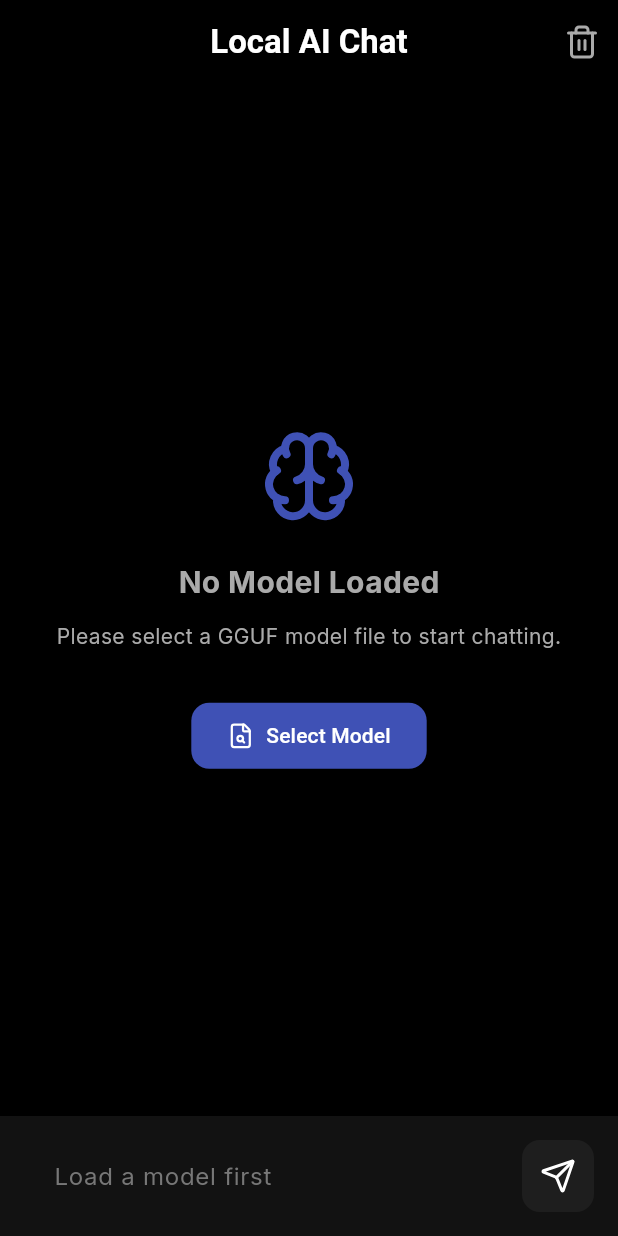
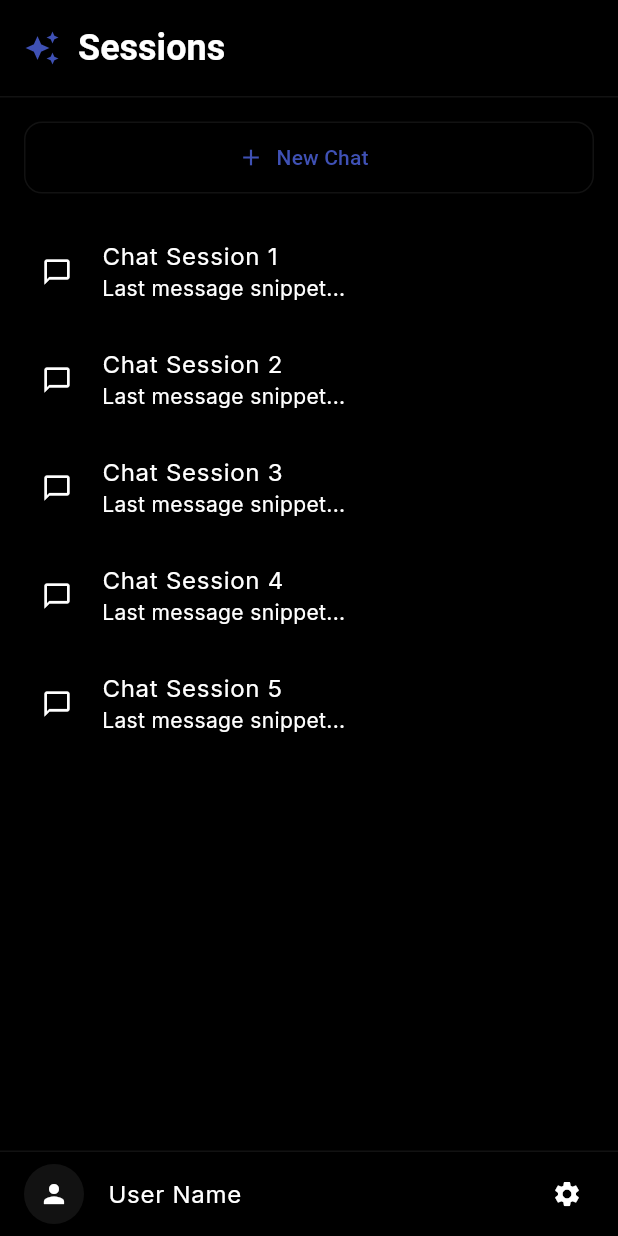
Before and after one commit to cys940/flutter_llama, a Flutter app: the screen it shows after launch, with the side drawer open (before the commit the screen has no drawer), on a phone screen of 412 x 824 dp. Run offline on Flutter 3.47's test engine with Material 3 defaults, Android fonts, the phone set to English and light mode, and no system bars; our stand-ins replace file_picker, flutter_riverpod, freezed_annotation, go_router, google_fonts, lucide_icons_flutter and 1 more; missing offline and left inert: llamadart; generated files the repository leaves out were written again.

Commit message:
feat(responsive): 전 플랫폼 반응형 UI 구현 및 네이티브 성능 최적화
반응형 위젯(ResponsiveLayout, Grid)과 디자인 시스템 토큰(AppSizes)을 도입하여
모바일, 태블릿, 데스크탑을 아우르는 최적의 레이아웃을 완성했습니다.
또한 macOS(Impeller), Android(Vulkan) 등 플랫폼별 네이티브 설정을 강화했습니다.

- ResponsiveLayout, ResponsiveGrid, Context Extension 추가
- AppButton, AppTextField, ChatBubble 반응형 리팩토링
- 적응형 사이드바(Drawer/Fixed) 및 데스크탑 레이아웃 적용
- macOS Impeller 및 샌드박스 네트워크 권한 설정

Co-Authored-By: First Fluke <our.first.fluke@gmail.com>

```diff
--- /dev/null
+++ b/lib/core/theme/app_sizes.dart
@@ -0,0 +1,48 @@
+import 'package:flutter/material.dart';
+import '../utils/responsive_helper.dart';
+
+/// 디자인 시스템의 공통 간격 및 크기를 정의하는 토큰입니다.
+/// 모든 위젯은 이 토큰을 사용하여 일관된 반응형 경험을 제공해야 합니다.
+class AppSizes {
+  AppSizes._();
+
+  // Breakpoints
+  static const double mobileBreakpoint = 600.0;
+  static const double tabletBreakpoint = 1200.0;
+
+  // Spacing Tokens
+  static const double zero = 0.0;
+  static const double xxs = 4.0;
+  static const double xs = 8.0;
+  static const double s = 12.0;
+  static const double m = 16.0;
+  static const double l = 24.0;
+  static const double xl = 32.0;
+  static const double xxl = 48.0;
+  static const double xxxl = 64.0;
+
+  // Border Radius
+  static const double radiusS = 8.0;
+  static const double radiusM = 12.0;
+  static const double radiusL = 16.0;
+  static const double radiusXL = 24.0;
+
+  // Content Max Width
+  static const double desktopContentMaxWidth = 800.0;
+  static const double sidebarWidthTablet = 260.0;
+  static const double sidebarWidthDesktop = 300.0;
+
+  /// 현재 화면 크기에 맞는 최적의 패딩을 반환합니다.
+  static double responsivePadding(BuildContext context) {
+    return context.responsive(
+      AppSizes.m, // Mobile
+      tablet: AppSizes.l, // Tablet
+      desktop: AppSizes.xl, // Desktop
+    );
+  }
+
+  /// 현재 화면 크기에 맞는 사이드바 너비를 반환합니다.
+  static double responsiveSidebarWidth(BuildContext context) {
+    return context.isDesktop ? sidebarWidthDesktop : sidebarWidthTablet;
+  }
+}
--- a/lib/core/widgets/app_text_field.dart
+++ b/lib/core/widgets/app_text_field.dart
@@ -1,6 +1,9 @@
 import 'package:flutter/material.dart';
 import '../theme/app_colors.dart';
+import '../theme/app_sizes.dart';
+import '../utils/responsive_helper.dart';
 
+/// 앱 전체에서 사용되는 반응형 텍스트 필드 위젯입니다.
 class AppTextField extends StatelessWidget {
   const AppTextField({
     super.key,
@@ -26,8 +29,12 @@ class AppTextField extends StatelessWidget {
   final ValueChanged<String>? onSubmitted;
   final bool autofocus;
   final int maxLines;
+
   @override
   Widget build(BuildContext context) {
+    final double fontSize = context.responsive(14.0, tablet: 16.0);
+    final double padding = context.responsive(AppSizes.s, tablet: AppSizes.m);
+
     return TextField(
       controller: controller,
       obscureText: obscureText,
@@ -36,11 +43,18 @@ class AppTextField extends StatelessWidget {
       onSubmitted: onSubmitted,
       autofocus: autofocus,
       maxLines: maxLines,
-      style: const TextStyle(color: AppColors.textPrimary),
+      style: TextStyle(
+        color: AppColors.textPrimary,
+        fontSize: fontSize,
+      ),
       decoration: InputDecoration(
         hintText: hintText,
         prefixIcon: prefixIcon,
         suffixIcon: suffixIcon,
+        contentPadding: EdgeInsets.symmetric(
+          horizontal: padding,
+          vertical: padding * 0.75,
+        ),
       ),
     );
   }
--- /dev/null
+++ b/lib/core/widgets/responsive_layout.dart
@@ -0,0 +1,37 @@
+import 'package:flutter/material.dart';
+import '../utils/responsive_helper.dart';
+
+/// 화면 크기에 따라 서로 다른 위젯을 렌더링하는 반응형 레이아웃 래퍼입니다.
+/// LayoutBuilder를 사용하여 부모 위젯의 제약 조건을 기반으로 결정합니다.
+class ResponsiveLayout extends StatelessWidget {
+  const ResponsiveLayout({
+    super.key,
+    required this.mobile,
+    this.tablet,
+    this.desktop,
+  });
+
+  /// 모바일 화면 (가로폭 < 600px) - 필수
+  final Widget mobile;
+
+  /// 태블릿 화면 (600px <= 가로폭 < 1200px) - 선택 (미지정 시 모바일 사용)
+  final Widget? tablet;
+
+  /// 데스크탑 화면 (>= 1200px) - 선택 (미지정 시 태블릿 혹은 모바일 사용)
+  final Widget? desktop;
+
+  @override
+  Widget build(BuildContext context) {
+    return LayoutBuilder(
+      builder: (context, constraints) {
+        if (constraints.maxWidth >= 1200.0) {
+          return desktop ?? tablet ?? mobile;
+        } else if (constraints.maxWidth >= 600.0) {
+          return tablet ?? mobile;
+        } else {
+          return mobile;
+        }
+      },
+    );
+  }
+}
--- a/lib/features/chat/presentation/screens/chat_screen.dart
+++ b/lib/features/chat/presentation/screens/chat_screen.dart
@@ -5,7 +5,11 @@ import 'package:file_picker/file_picker.dart';
 import '../../../../core/widgets/chat_bubble.dart';
 import '../../../../core/widgets/app_text_field.dart';
 import '../../../../core/theme/app_colors.dart';
+import '../../../../core/theme/app_sizes.dart';
+import '../../../../core/utils/responsive_helper.dart';
+import '../../../../core/widgets/responsive_layout.dart';
 import '../providers/chat_provider.dart';
+import '../widgets/chat_history_sidebar.dart';
 
 class ChatScreen extends ConsumerStatefulWidget {
   const ChatScreen({super.key});
@@ -37,7 +41,7 @@ class _ChatScreenState extends ConsumerState<ChatScreen> {
 
   Future<void> _pickModel() async {
     final result = await FilePicker.platform.pickFiles(
-      type: FileType.any, // GGUF 파일 등
+      type: FileType.any,
     );
 
     if (result != null && result.files.single.path != null) {
@@ -61,19 +65,25 @@ class _ChatScreenState extends ConsumerState<ChatScreen> {
 
   @override
   Widget build(BuildContext context) {
-    final state = ref.watch(chatProvider);
-    final messages = state.messages;
-
     // 메시지 추가 시 자동 스크롤
     WidgetsBinding.instance.addPostFrameCallback((_) => _scrollToBottom());
 
     return Scaffold(
+      // 모바일에서만 히스토리 드로어 제공
+      drawer: context.isMobile ? const ChatHistorySidebar() : null,
       appBar: AppBar(
         title: const Text(
           'Local AI Chat',
           style: TextStyle(fontWeight: FontWeight.bold),
         ),
-        centerTitle: true,
+        leading: context.isMobile
+            ? Builder(
+                builder: (context) => IconButton(
+                  icon: const Icon(LucideIcons.menu),
+                  onPressed: () => Scaffold.of(context).openDrawer(),
+                ),
+              )
+            : null,
         backgroundColor: AppColors.background,
         elevation: 0,
         actions: [
@@ -81,43 +91,108 @@ class _ChatScreenState extends ConsumerState<ChatScreen> {
             icon: const Icon(LucideIcons.trash2, color: AppColors.textSecondary),
             onPressed: () => ref.read(chatProvider.notifier).clearChat(),
           ),
+          const SizedBox(width: AppSizes.s),
         ],
       ),
-      body: Column(
+      body: ResponsiveLayout(
+        // 모바일: 전체 화면 채팅
+        mobile: _ChatBody(
+          messageController: _messageController,
+          scrollController: _scrollController,
+          onPickModel: _pickModel,
+        ),
+        // 태블릿 이상: 고정 사이드바 + 채팅 바디
+        tablet: Row(
+          children: [
+            const ChatHistorySidebar(),
+            const VerticalDivider(width: 1, color: AppColors.surface),
+            Expanded(
+              child: _ChatBody(
+                messageController: _messageController,
+                scrollController: _scrollController,
+                onPickModel: _pickModel,
+              ),
+            ),
+          ],
+        ),
+        desktop: Row(
+          children: [
+            const ChatHistorySidebar(),
+            const VerticalDivider(width: 1, color: AppColors.surface),
+            Expanded(
+              child: Center(
+                child: ConstrainedBox(
+                  constraints: const BoxConstraints(maxWidth: AppSizes.desktopContentMaxWidth),
+                  child: _ChatBody(
+                    messageController: _messageController,
+                    scrollController: _scrollController,
+                    onPickModel: _pickModel,
+                  ),
+                ),
+              ),
+            ),
+          ],
+        ),
+      ),
+    );
+  }
+}
+
+/// 채팅 메시지 리스트와 입력창을 포함하는 핵심 바디 위젯입니다.
+class _ChatBody extends ConsumerWidget {
+  const _ChatBody({
+    required this.messageController,
+    required this.scrollController,
+    required this.onPickModel,
+  });
+
+  final TextEditingController messageController;
+  final ScrollController scrollController;
+  final VoidCallback onPickModel;
+
+  @override
+  Widget build(BuildContext context, WidgetRef ref) {
+    final state = ref.watch(chatProvider);
+    final messages = state.messages;
+
+    return Column(
       children: [
         if (!state.isModelLoaded)
           Expanded(
             child: Center(
+              child: Padding(
+                padding: const EdgeInsets.all(AppSizes.xl),
                 child: Column(
                   mainAxisAlignment: MainAxisAlignment.center,
                   children: [
                     const Icon(LucideIcons.brain, size: 64, color: AppColors.primary),
-                    const SizedBox(height: 24),
+                    const SizedBox(height: AppSizes.l),
                     const Text(
                       'No Model Loaded',
                       style: TextStyle(fontSize: 20, fontWeight: FontWeight.bold),
                     ),
-                    const SizedBox(height: 12),
+                    const SizedBox(height: AppSizes.s),
                     const Text(
                       'Please select a GGUF model file to start chatting.',
                       textAlign: TextAlign.center,
                       style: TextStyle(color: AppColors.textSecondary),
                     ),
-                    const SizedBox(height: 32),
+                    const SizedBox(height: AppSizes.xl),
                     ElevatedButton.icon(
-                      onPressed: state.isLoading ? null : _pickModel,
+                      onPressed: state.isLoading ? null : onPickModel,
                       icon: const Icon(LucideIcons.fileSearch),
                       label: const Text('Select Model'),
                     ),
                   ],
                 ),
               ),
+            ),
           )
         else
           Expanded(
             child: ListView.builder(
-                controller: _scrollController,
-                padding: const EdgeInsets.symmetric(vertical: 16),
+              controller: scrollController,
+              padding: const EdgeInsets.symmetric(vertical: AppSizes.m),
               itemCount: messages.length,
               itemBuilder: (context, index) {
                 final message = messages[index];
@@ -132,7 +207,7 @@ class _ChatScreenState extends ConsumerState<ChatScreen> {
 
         // 입력부
         Container(
-            padding: const EdgeInsets.all(16),
+          padding: EdgeInsets.all(context.responsive(AppSizes.m, tablet: AppSizes.l)),
           decoration: BoxDecoration(
             color: AppColors.surface,
             boxShadow: [
@@ -148,24 +223,24 @@ class _ChatScreenState extends ConsumerState<ChatScreen> {
               children: [
                 Expanded(
                   child: AppTextField(
-                      controller: _messageController,
+                    controller: messageController,
                     hintText: state.isModelLoaded ? 'Type a message...' : 'Load a model first',
                     textInputAction: TextInputAction.send,
                     onSubmitted: (value) {
-                        if (state.isModelLoaded && !state.isLoading) {
+                      if (state.isModelLoaded && !state.isLoading && value.isNotEmpty) {
                         ref.read(chatProvider.notifier).sendMessage(value);
-                          _messageController.clear();
+                        messageController.clear();
                       }
                     },
                   ),
                 ),
-                  const SizedBox(width: 12),
+                const SizedBox(width: AppSizes.s),
                 Container(
                   decoration: BoxDecoration(
                     color: state.isLoading || !state.isModelLoaded
                         ? AppColors.card
                         : AppColors.primary,
-                      borderRadius: BorderRadius.circular(12),
+                    borderRadius: BorderRadius.circular(AppSizes.radiusM),
                   ),
                   child: IconButton(
                     icon: state.isLoading
@@ -181,8 +256,10 @@ class _ChatScreenState extends ConsumerState<ChatScreen> {
                     onPressed: state.isLoading || !state.isModelLoaded
                         ? null
                         : () {
-                              ref.read(chatProvider.notifier).sendMessage(_messageController.text);
-                              _messageController.clear();
+                            if (messageController.text.isNotEmpty) {
+                              ref.read(chatProvider.notifier).sendMessage(messageController.text);
+                              messageController.clear();
+                            }
                           },
                   ),
                 ),
@@ -191,7 +268,6 @@ class _ChatScreenState extends ConsumerState<ChatScreen> {
           ),
         ),
       ],
-      ),
     );
   }
 }
--- /dev/null
+++ b/lib/features/chat/presentation/widgets/chat_history_sidebar.dart
@@ -0,0 +1,105 @@
+import 'package:flutter/material.dart';
+import '../../../../core/theme/app_colors.dart';
+import '../../../../core/theme/app_sizes.dart';
+import '../../../../core/utils/responsive_helper.dart';
+
+/// 채팅 히스토리 목록을 표시하는 반응형 사이드바 위젯입니다.
+/// 모바일에서는 Drawer로, 태블릿/데스크탑에서는 고정 사이드바로 사용됩니다.
+class ChatHistorySidebar extends StatelessWidget {
+  const ChatHistorySidebar({super.key});
+
+  @override
+  Widget build(BuildContext context) {
+    final bool isMobile = context.isMobile;
+
+    return Container(
+      width: isMobile ? null : AppSizes.responsiveSidebarWidth(context),
+      decoration: BoxDecoration(
+        color: AppColors.background,
+        border: isMobile
+            ? null
+            : const Border(right: BorderSide(color: AppColors.surface, width: 1)),
+      ),
+      child: SafeArea(
+        child: Column(
+          crossAxisAlignment: CrossAxisAlignment.start,
+          children: [
+            // 사이드바 헤더
+            Padding(
+              padding: const EdgeInsets.all(AppSizes.m),
+              child: Row(
+                children: [
+                  const Icon(Icons.auto_awesome, color: AppColors.primary),
+                  const SizedBox(width: AppSizes.s),
+                  Text(
+                    'Sessions',
+                    style: Theme.of(context).textTheme.headlineSmall?.copyWith(
+                          fontWeight: FontWeight.bold,
+                          color: AppColors.textPrimary,
+                        ),
+                  ),
+                ],
+              ),
+            ),
+
+            const Divider(color: AppColors.surface, height: 1),
+
+            // 새 채팅 버튼
+            Padding(
+              padding: const EdgeInsets.all(AppSizes.m),
+              child: OutlinedButton.icon(
+                onPressed: () {},
+                icon: const Icon(Icons.add),
+                label: const Text('New Chat'),
+                style: OutlinedButton.styleFrom(
+                  minimumSize: const Size(double.infinity, 48),
+                  side: const BorderSide(color: AppColors.surface),
+                  shape: RoundedRectangleBorder(
+                    borderRadius: BorderRadius.circular(AppSizes.radiusM),
+                  ),
+                ),
+              ),
+            ),
+
+            // 채팅 목록 (Placeholder)
+            Expanded(
+              child: ListView.builder(
+                padding: const EdgeInsets.symmetric(horizontal: AppSizes.s),
+                itemCount: 5,
+                itemBuilder: (context, index) {
+                  return ListTile(
+                    leading: const Icon(Icons.chat_bubble_outline, size: 20),
+                    title: Text(
+                      'Chat Session ${index + 1}',
+                      maxLines: 1,
+                      overflow: TextOverflow.ellipsis,
+                    ),
+                    subtitle: const Text('Last message snippet...', maxLines: 1),
+                    shape: RoundedRectangleBorder(
+                      borderRadius: BorderRadius.circular(AppSizes.radiusS),
+                    ),
+                    onTap: () {
+                      if (isMobile) Navigator.pop(context); // Close drawer on mobile
+                    },
+                  );
+                },
+              ),
+            ),
+
+            // 설정/사용자 프로필 하단 영역
+            const Divider(color: AppColors.surface, height: 1),
+            ListTile(
+              leading: const CircleAvatar(
+                backgroundColor: AppColors.surface,
+                child: Icon(Icons.person, size: 20),
+              ),
+              title: const Text('User Name'),
+              trailing: const Icon(Icons.settings, size: 20),
+              onTap: () {},
+            ),
+          ],
+        ),
+      ),
+    );
+  }
+}
```
Also changed, not shown: lib/core/utils/responsive_helper.dart (added, +35 -0 lines), lib/core/widgets/app_button.dart (+22 -6 lines), lib/core/widgets/chat_bubble.dart (+28 -11 lines), lib/core/widgets/responsive_grid.dart (added, +70 -0 lines), lib/core/router/app_router.g.dart, lib/features/chat/presentation/providers/chat_provider.g.dart, 4 other files. Lines whose indentation alone changed are shown as unchanged.
